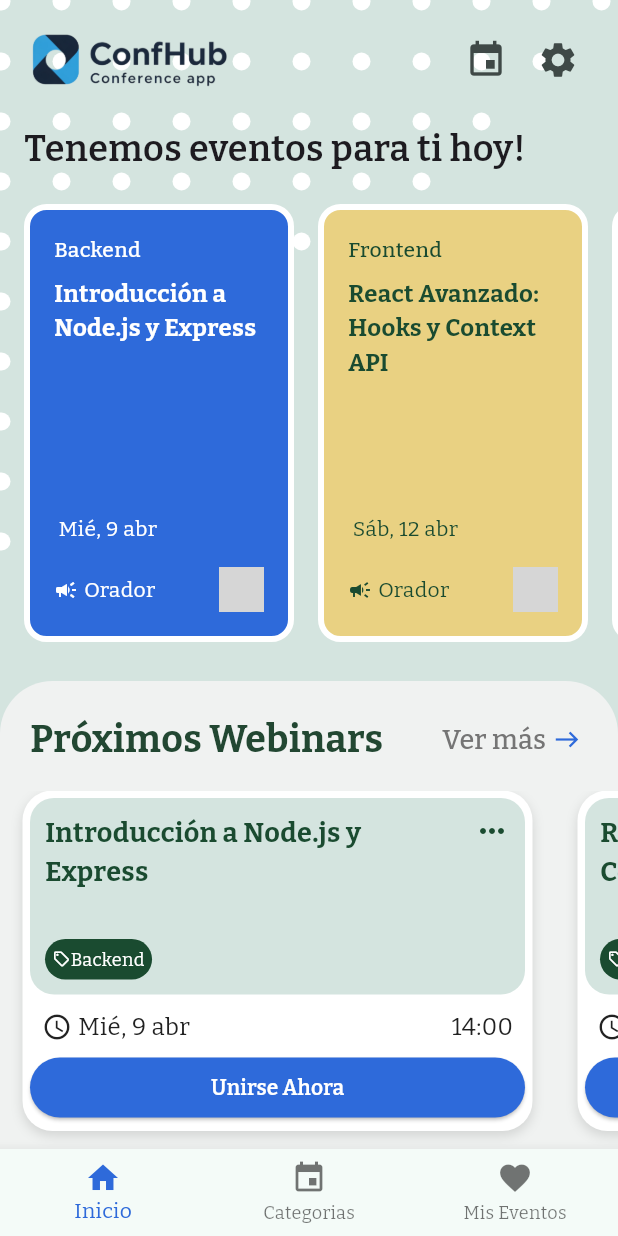
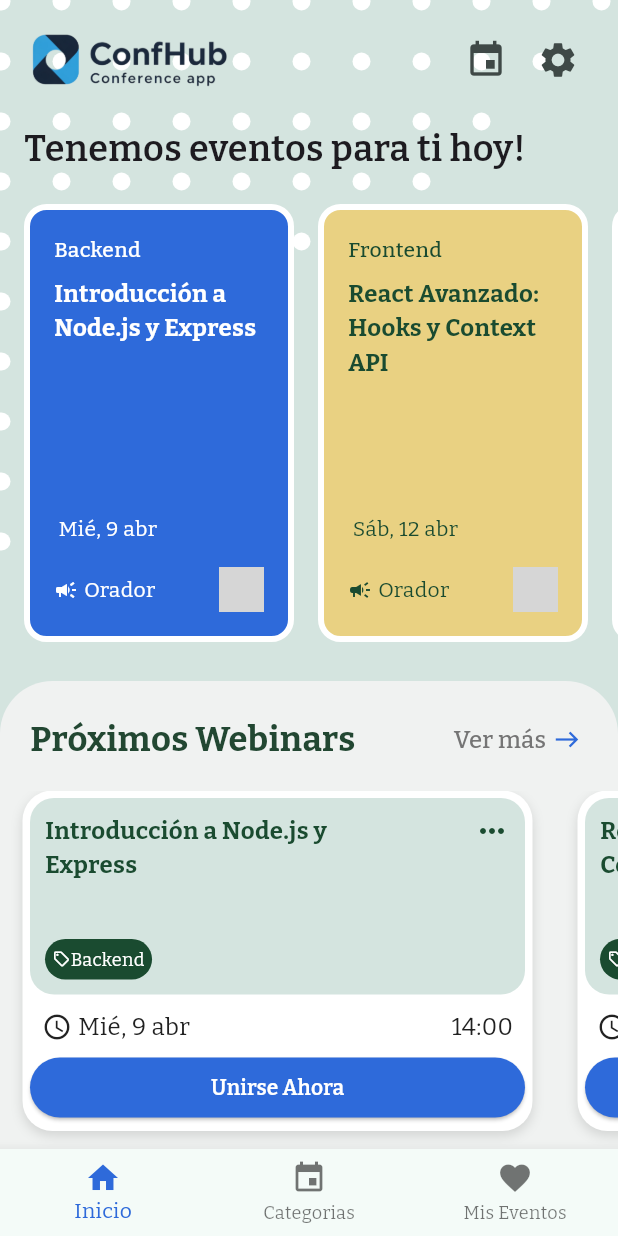
Before and after one commit to JuandiGo1/Confhub, a Flutter app: the screen it shows after launch, on a phone screen of 412 x 824 dp. Run offline on Flutter 3.47's test engine with Material 3 defaults, Android fonts, the phone set to English and light mode, and no system bars; our stand-ins replace get, google_fonts, scrollable_positioned_list; network calls fail; grey boxes are pictures that could not be loaded.

Commit message:
feat: add test home page widgets

```diff
--- /dev/null
+++ b/lib/core/utils/test_utils.dart
@@ -0,0 +1,3 @@
+class AppEnvironment {
+  static bool isTest = false;
+}
--- a/lib/ui/widgets/home/upcoming_card.dart
+++ b/lib/ui/widgets/home/upcoming_card.dart
@@ -60,7 +60,7 @@ class UpcomingCard extends StatelessWidget {
                         child: Text(title,
                             style: TextStyle(
                                 color: AppColors.secondary,
-                                fontSize: 18,
+                                fontSize: (MediaQuery.of(context).size.width > 700) ? 18 : 16,
                                 fontWeight: FontWeight.bold)),
                       ),
                       GestureDetector(
--- a/lib/ui/widgets/home/upcoming_webinars.dart
+++ b/lib/ui/widgets/home/upcoming_webinars.dart
@@ -33,7 +33,7 @@ class UpcomingWebinars extends StatelessWidget {
                   Text(
                     "Próximos Webinars",
                     style: TextStyle(
-                      fontSize: 25,
+                      fontSize:(MediaQuery.of(context).size.width > 800) ? 25 : 23,
                       fontWeight: FontWeight.bold,
                       color: AppColors.title,
                     ),
@@ -50,7 +50,7 @@ class UpcomingWebinars extends StatelessWidget {
                         Text(
                           "Ver más",
                           style: TextStyle(
-                            fontSize: 18,
+                            fontSize: (MediaQuery.of(context).size.width > 900) ? 18 : 16,
                             fontWeight: FontWeight.w500,
                             color: AppColors.textSecondary,
                           ),
--- a/lib/ui/widgets/home/webinar_card.dart
+++ b/lib/ui/widgets/home/webinar_card.dart
@@ -1,4 +1,5 @@
 import 'package:confhub/core/colors.dart';
+import 'package:confhub/core/utils/test_utils.dart';
 import 'package:confhub/domain/entities/event.dart';
 import 'package:confhub/ui/controllers/event_page_controller.dart';
 import 'package:confhub/ui/pages/event_detail_page.dart';
@@ -45,7 +46,8 @@ class Webinarcard extends StatelessWidget {
             ));
 
         Get.put<EventPageController>(EventPageController(
-            initialAttendees: event.attendees, initialSpots: event.availableSpots));
+            initialAttendees: event.attendees,
+            initialSpots: event.availableSpots));
       },
       child: Container(
         width: 180,
@@ -88,10 +90,12 @@ class Webinarcard extends StatelessWidget {
                     ),
                   ],
                 ),
-
                 CircleAvatar(
                   radius: 15,
-                  backgroundImage: NetworkImage(speakerAvatar),
+                  backgroundImage: AppEnvironment.isTest
+                      ? const AssetImage('assets/images/username.png')
+                          as ImageProvider
+                      : NetworkImage(speakerAvatar),
                   backgroundColor: Colors.grey[200],
                 )
               ],
```
Also changed, not shown: lib/ui/pages/event_detail_page.dart (+29 -14 lines), assets/images/username.png (added), 3 other files.
